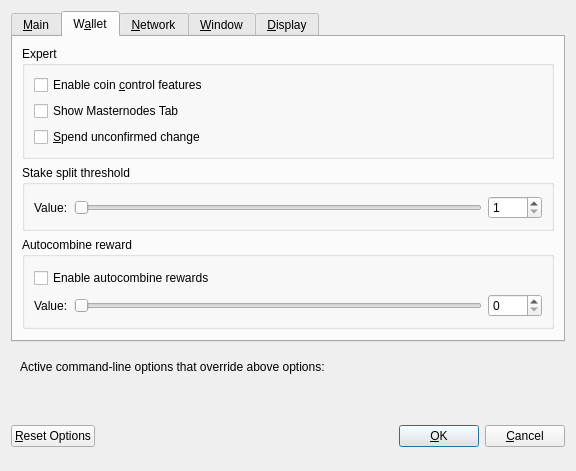
Before: the Qt Designer form src/qt/forms/optionsdialog.ui in decenomy/ESBC2, drawn with Qt 5.
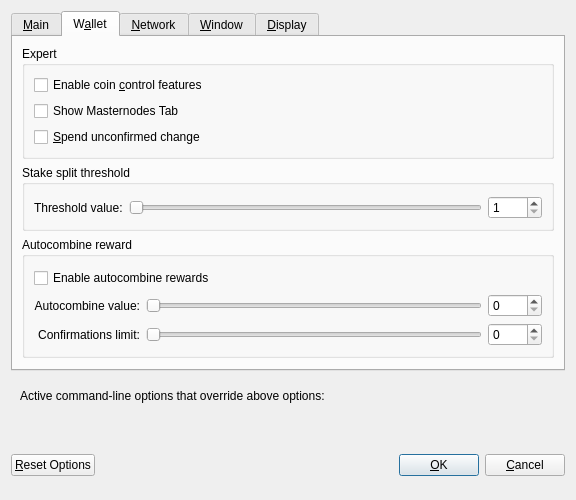
After: the same form once the commit is applied. The open tabs and pages were chosen to show the change. Custom widgets are drawn as their Qt base class.

Commit message: autocombine confirmation limit

Diff of the .ui file:
```diff
--- a/src/qt/forms/optionsdialog.ui
+++ b/src/qt/forms/optionsdialog.ui
@@ -7,7 +7,7 @@
     <x>0</x>
     <y>0</y>
     <width>576</width>
-    <height>442</height>
+    <height>469</height>
    </rect>
   </property>
   <property name="windowTitle">
@@ -263,7 +263,7 @@
           <item>
            <widget class="QLabel" name="stakeThresholdLabel">
             <property name="text">
-             <string>Value:</string>
+             <string>Threshold value:</string>
             </property>
            </widget>
           </item>
@@ -334,13 +334,8 @@
               <number>0</number>
              </property>
              <item>
-              <widget class="QLabel" name="autoCombineLabel">
-               <property name="text">
-                <string>Value:</string>
-               </property>
-              </widget>
-             </item>
-             <item>
+              <layout class="QGridLayout" name="autoCombineGrid">
+               <item row="0" column="1">
               <widget class="QSlider" name="autoCombineSlider">
                <property name="minimum">
                 <number>0</number>
@@ -353,7 +348,7 @@
                </property>
               </widget>
              </item>
-             <item>
+               <item row="0" column="2">
               <widget class="QSpinBox" name="autoCombineEdit">
                <property name="minimum">
                 <number>0</number>
@@ -362,6 +357,57 @@
                 <number>5000</number>
                </property>
               </widget>
+               </item>
+               <item row="0" column="0">
+                <widget class="QLabel" name="autoCombineLabel">
+                 <property name="toolTip">
+                  <string>Combine outputs, within the same address, to the setting value. A standard transaction will be created, one combine operation on each chain block.</string>
+                 </property>
+                 <property name="text">
+                  <string>Autocombine value:</string>
+                 </property>
+                 <property name="alignment">
+                  <set>Qt::AlignRight|Qt::AlignTrailing|Qt::AlignVCenter</set>
+                 </property>
+                </widget>
+               </item>
+               <item row="1" column="0">
+                <widget class="QLabel" name="autoCombineLimitLabel">
+                 <property name="toolTip">
+                  <string>Do not affect the inputs with the number of confirmations over the limit ( 0 = disabled, confirmations are not checked )</string>
+                 </property>
+                 <property name="text">
+                  <string>Confirmations limit:</string>
+                 </property>
+                 <property name="alignment">
+                  <set>Qt::AlignRight|Qt::AlignTrailing|Qt::AlignVCenter</set>
+                 </property>
+                </widget>
+               </item>
+               <item row="1" column="1">
+                <widget class="QSlider" name="autoCombineLimitSlider">
+                  <property name="minimum">
+                   <number>0</number>
+                  </property>
+                  <property name="maximum">
+                   <number>5000</number>
+                  </property>
+                 <property name="orientation">
+                  <enum>Qt::Horizontal</enum>
+                 </property>
+                </widget>
+               </item>
+               <item row="1" column="2">
+                <widget class="QSpinBox" name="autoCombineLimitEdit">
+                  <property name="minimum">
+                   <number>0</number>
+                  </property>
+                  <property name="maximum">
+                   <number>5000</number>
+                  </property>
+                </widget>
+               </item>
+              </layout>
              </item>
             </layout>
            </widget>
```
Lines whose indentation alone changed are shown as unchanged. The commit also changes 9 other files.
